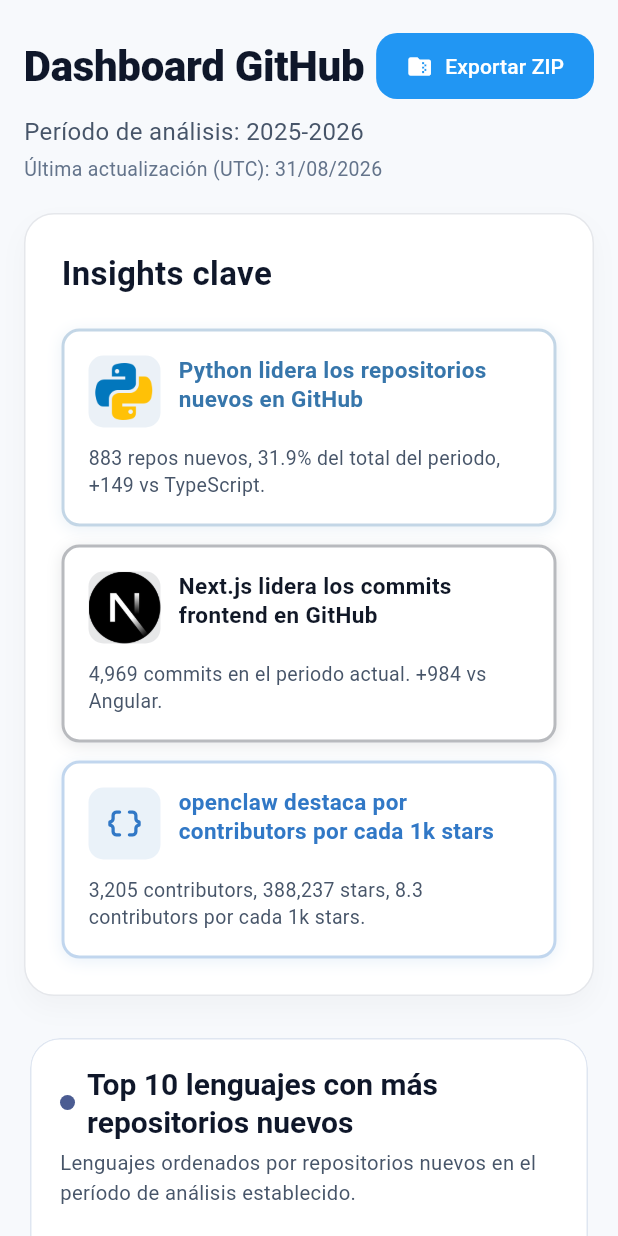
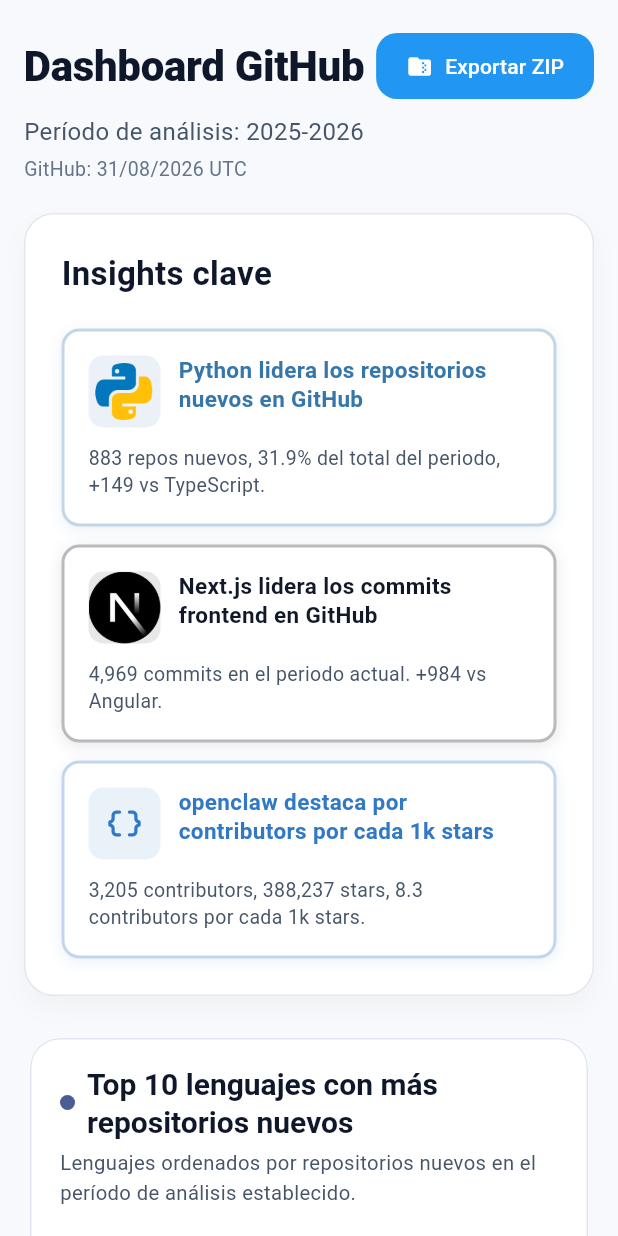
Before and after one commit to Sam-24-dev/Technology-trend-analysis-platform, a Flutter app: the GithubDashboard widget shown alone on an empty page, opened directly, on a phone screen of 412 x 824 dp. Run offline on Flutter 3.47's test engine with Material 3 defaults, Android fonts, the phone set to English and light mode, and no system bars; our stand-ins replace csv, fl_chart, flutter_riverpod, go_router; missing offline and left inert: file_saver.

Commit message:
feat(ui): show per-source data freshness (#106)

```diff
--- a/frontend/lib/models/run_manifest_models.dart
+++ b/frontend/lib/models/run_manifest_models.dart
@@ -13,42 +13,67 @@
   return 'Per\u00EDodo de an\u00E1lisis: ${start.year}-${end.year}';
 }
 
-String buildLastUpdatedLabel(RunManifestPublic? manifest) {
-  final DateTime? reference = _resolveLastUpdatedReference(manifest);
-  if (reference == null) {
-    return '\u00DAltima actualizaci\u00F3n (UTC): no disponible';
+const List<String> kFreshnessSources = <String>[
+  'github',
+  'stackoverflow',
+  'reddit',
+];
+
+const Map<String, String> _sourceLabels = <String, String>{
+  'github': 'GitHub',
+  'stackoverflow': 'Stack Overflow',
+  'reddit': 'Reddit',
+};
+
+const Map<String, String> _sourceDatasetPrefixes = <String, String>{
+  'github': 'github_',
+  'stackoverflow': 'so_',
+  'reddit': 'reddit_',
+};
+
+String buildSourceFreshnessLabel(RunManifestPublic? manifest, String source) {
+  final String label = _sourceLabels[source] ?? source;
+  final DateTime? updatedAt = _resolveSourceFreshness(manifest, source);
+  if (updatedAt == null) {
+    return '$label: no disponible';
   }
-  final DateTime utc = reference.toUtc();
+  final DateTime utc = updatedAt.toUtc();
   final String day = utc.day.toString().padLeft(2, '0');
   final String month = utc.month.toString().padLeft(2, '0');
-  return '\u00DAltima actualizaci\u00F3n (UTC): $day/$month/${utc.year}';
+  return '$label: $day/$month/${utc.year} UTC';
 }
 
-DateTime? _resolveLastUpdatedReference(RunManifestPublic? manifest) {
-  if (manifest == null) {
+List<String> buildSourceFreshnessLabels(RunManifestPublic? manifest) {
+  return kFreshnessSources
+      .map((String source) => buildSourceFreshnessLabel(manifest, source))
+      .toList(growable: false);
+}
+
+DateTime? _resolveSourceFreshness(RunManifestPublic? manifest, String source) {
+  final String? prefix = _sourceDatasetPrefixes[source];
+  if (manifest == null || prefix == null) {
     return null;
   }
 
-  DateTime? latestDatasetUpdate;
+  DateTime? latestUpdate;
   for (final RunManifestDatasetSummary dataset in manifest.datasetSummaries) {
-    final DateTime? parsed = DateTime.tryParse(dataset.updatedAtUtc);
-    if (parsed == null) {
+    if (!dataset.dataset.startsWith(prefix)) {
       continue;
     }
-    if (latestDatasetUpdate == null || parsed.isAfter(latestDatasetUpdate)) {
-      latestDatasetUpdate = parsed;
+    final DateTime? parsed = _parseUtcTimestamp(dataset.updatedAtUtc);
+    if (parsed != null &&
+        (latestUpdate == null || parsed.isAfter(latestUpdate))) {
+      latestUpdate = parsed;
     }
   }
-  if (latestDatasetUpdate != null) {
-    return latestDatasetUpdate;
+  return latestUpdate;
+}
+
+DateTime? _parseUtcTimestamp(String value) {
+  if (!value.endsWith('Z')) {
+    return null;
   }
-
-  final DateTime? generatedAt = DateTime.tryParse(manifest.generatedAtUtc);
-  final DateTime? sourceEnd = DateTime.tryParse(manifest.sourceWindowEndUtc);
-  if (generatedAt != null && sourceEnd != null) {
-    return generatedAt.isAfter(sourceEnd) ? generatedAt : sourceEnd;
-  }
-  return generatedAt ?? sourceEnd;
+  return DateTime.tryParse(value)?.toUtc();
 }
 
 class RunManifestDatasetSummary {
--- a/frontend/lib/screens/github_dashboard.dart
+++ b/frontend/lib/screens/github_dashboard.dart
@@ -319,7 +319,7 @@
               ),
               const SizedBox(height: 4),
               Text(
-                buildLastUpdatedLabel(manifest),
+                buildSourceFreshnessLabel(manifest, 'github'),
                 style: const TextStyle(fontSize: 13, color: Color(0xFF64748B)),
               ),
               if (isDegraded)
--- a/frontend/lib/screens/reddit_dashboard.dart
+++ b/frontend/lib/screens/reddit_dashboard.dart
@@ -179,7 +179,7 @@
                         ),
                         const SizedBox(height: 4),
                         Text(
-                          buildLastUpdatedLabel(manifest),
+                          buildSourceFreshnessLabel(manifest, 'reddit'),
                           style: const TextStyle(
                             fontSize: 13,
                             color: Color(0xFF64748B),
--- a/frontend/lib/screens/stackoverflow_dashboard.dart
+++ b/frontend/lib/screens/stackoverflow_dashboard.dart
@@ -290,7 +290,7 @@
                         ),
                         const SizedBox(height: 4),
                         Text(
-                          buildLastUpdatedLabel(manifest),
+                          buildSourceFreshnessLabel(manifest, 'stackoverflow'),
                           style: const TextStyle(
                             fontSize: 13,
                             color: Color(0xFF64748B),
--- a/frontend/lib/screens/trends_tech_screen.dart
+++ b/frontend/lib/screens/trends_tech_screen.dart
@@ -254,7 +254,7 @@
           ),
           const SizedBox(height: 4),
           Text(
-            buildLastUpdatedLabel(manifest),
+            buildSourceFreshnessLabels(manifest).join('\n'),
             style: textTheme.bodySmall?.copyWith(
               color: const Color(0xFF64748B),
             ),
@@ -409,7 +409,7 @@
           ),
           const SizedBox(height: 4),
           Text(
-            buildLastUpdatedLabel(manifest),
+            buildSourceFreshnessLabels(manifest).join('\n'),
             style: textTheme.bodySmall?.copyWith(
               color: const Color(0xFF64748B),
             ),
```
Also changed, not shown: frontend/lib/widgets/data_health_badge.dart (+13 -8 lines), 2 other files.
